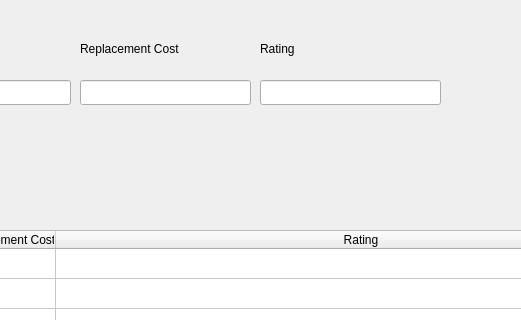
This is cos3711/assignment_1/working/simpleTable/dialog.ui in Tabish1511/4thYearAssignments as Qt 5 draws it before an edit; both pictures show x 280 to 801 and y 0 to 320 of the 982 by 604 pixel window. The edited form follows.
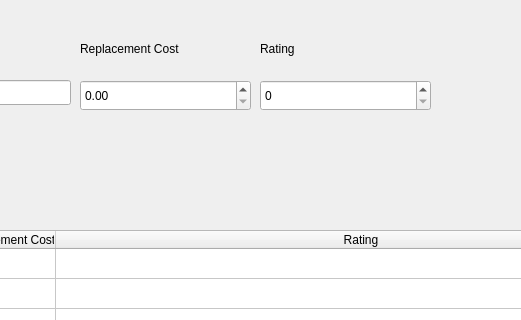
This is the edited form.

Patch:
```diff
--- a/cos3711/assignment_1/working/simpleTable/dialog.ui
+++ b/cos3711/assignment_1/working/simpleTable/dialog.ui
@@ -169,26 +169,6 @@
     </rect>
    </property>
   </widget>
-  <widget class="QLineEdit" name="ReplacementEdit">
-   <property name="geometry">
-    <rect>
-     <x>360</x>
-     <y>80</y>
-     <width>171</width>
-     <height>25</height>
-    </rect>
-   </property>
-  </widget>
-  <widget class="QLineEdit" name="ratingEdit">
-   <property name="geometry">
-    <rect>
-     <x>540</x>
-     <y>80</y>
-     <width>181</width>
-     <height>25</height>
-    </rect>
-   </property>
-  </widget>
   <widget class="QPushButton" name="addMusic">
    <property name="geometry">
     <rect>
@@ -254,6 +234,32 @@
     <string>Rating</string>
    </property>
   </widget>
+  <widget class="QSpinBox" name="ratingSpinBox">
+   <property name="geometry">
+    <rect>
+     <x>540</x>
+     <y>80</y>
+     <width>171</width>
+     <height>31</height>
+    </rect>
+   </property>
+  </widget>
+  <widget class="QDoubleSpinBox" name="replacementSpinBox">
+   <property name="geometry">
+    <rect>
+     <x>360</x>
+     <y>80</y>
+     <width>171</width>
+     <height>31</height>
+    </rect>
+   </property>
+   <property name="maximum">
+    <double>250.000000000000000</double>
+   </property>
+   <property name="value">
+    <double>0.000000000000000</double>
+   </property>
+  </widget>
  </widget>
  <resources/>
  <connections/>
```
